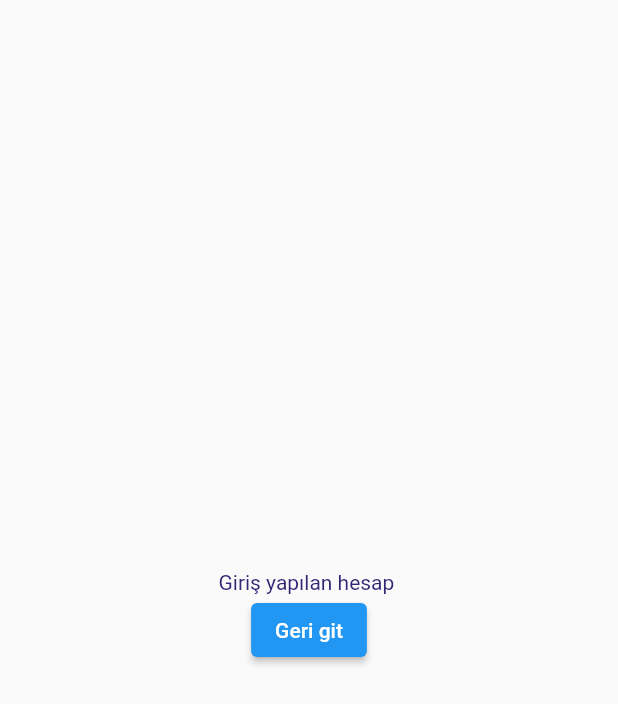
After one commit to dogukanhfo/fortuneteller, a Flutter app: the screen it shows once a user with an empty profile is signed in, item 3 of the bottom bar chosen, after a tap on "Profili düzenle", on a phone screen of 412 x 824 dp. The commit adds this screen. Shown: the top 704 px of the screen. Run offline on Flutter 3.47's test engine with Material 2 defaults, Android fonts, the phone set to English and light mode, and no system bars; our stand-ins replace firebase_auth, firebase_core, google_fonts; accounts and stored records are empty.

Commit message:
create edit profile and favorites

```diff
--- /dev/null
+++ b/lib/nav_animation/nav_animation.dart
@@ -0,0 +1,19 @@
+import 'package:flutter/material.dart';
+
+Route createRoute(target) {
+  return PageRouteBuilder(
+    pageBuilder: (context, animation, secondaryAnimation) => target,
+    transitionsBuilder: (context, animation, secondaryAnimation, child) {
+      const begin = Offset(1.0, 0.0);
+      const end = Offset.zero;
+      const curve = Curves.ease;
+
+      var tween = Tween(begin: begin, end: end).chain(CurveTween(curve: curve));
+
+      return SlideTransition(
+        position: animation.drive(tween),
+        child: child,
+      );
+    },
+  );
+}
--- a/lib/pages/navbar_pages/nav_profile.dart
+++ b/lib/pages/navbar_pages/nav_profile.dart
@@ -1,6 +1,9 @@
 import 'package:firebase_auth/firebase_auth.dart';
 import 'package:flutter/material.dart';
 import 'package:fortuneteller/consts.dart';
+import 'package:fortuneteller/nav_animation/nav_animation.dart';
+import 'package:fortuneteller/pages/navbar_pages/profilepage/edit_profile.dart';
+import 'package:fortuneteller/pages/navbar_pages/profilepage/fav_fortunes.dart';
 
 class NavProfilePage extends StatefulWidget {
   const NavProfilePage({Key? key}) : super(key: key);
@@ -22,6 +25,13 @@ class _NavProfilePageState extends State<NavProfilePage> {
             title: Text('Profili düzenle'),
             leading: Icon(Icons.edit),
             trailing: Icon(Icons.arrow_forward),
+            onTap: () {
+              Navigator.of(context).push(
+                createRoute(
+                  EditProfilePage(),
+                ),
+              );
+            },
           ),
         ),
         Card(
@@ -29,6 +39,13 @@ class _NavProfilePageState extends State<NavProfilePage> {
             title: Text('Favori fallarım'),
             leading: Icon(Icons.favorite),
             trailing: Icon(Icons.arrow_forward),
+            onTap: () {
+              Navigator.of(context).push(
+                createRoute(
+                  FavFortunesPage(),
+                ),
+              );
+            },
           ),
         ),
         Card(
--- /dev/null
+++ b/lib/pages/navbar_pages/profilepage/edit_profile.dart
@@ -0,0 +1,34 @@
+import 'package:firebase_auth/firebase_auth.dart';
+import 'package:firebase_core/firebase_core.dart';
+import 'package:flutter/material.dart';
+
+class EditProfilePage extends StatefulWidget {
+  const EditProfilePage({Key? key}) : super(key: key);
+
+  @override
+  State<EditProfilePage> createState() => _EditProfilePageState();
+}
+
+class _EditProfilePageState extends State<EditProfilePage> {
+  final user = FirebaseAuth.instance.currentUser!;
+  @override
+  Widget build(BuildContext context) {
+    return Scaffold(
+      body: Center(
+        child: Column(
+          mainAxisAlignment: MainAxisAlignment.center,
+          children: [
+            Text(
+              'Giriş yapılan hesap ${user.email}',
+            ),
+            ElevatedButton(
+                onPressed: () {
+                  Navigator.pop(context);
+                },
+                child: Text('Geri git')),
+          ],
+        ),
+      ),
+    );
+  }
+}
```
Also changed, not shown: lib/pages/navbar_pages/profilepage/fav_fortunes.dart (added, +19 -0 lines).
